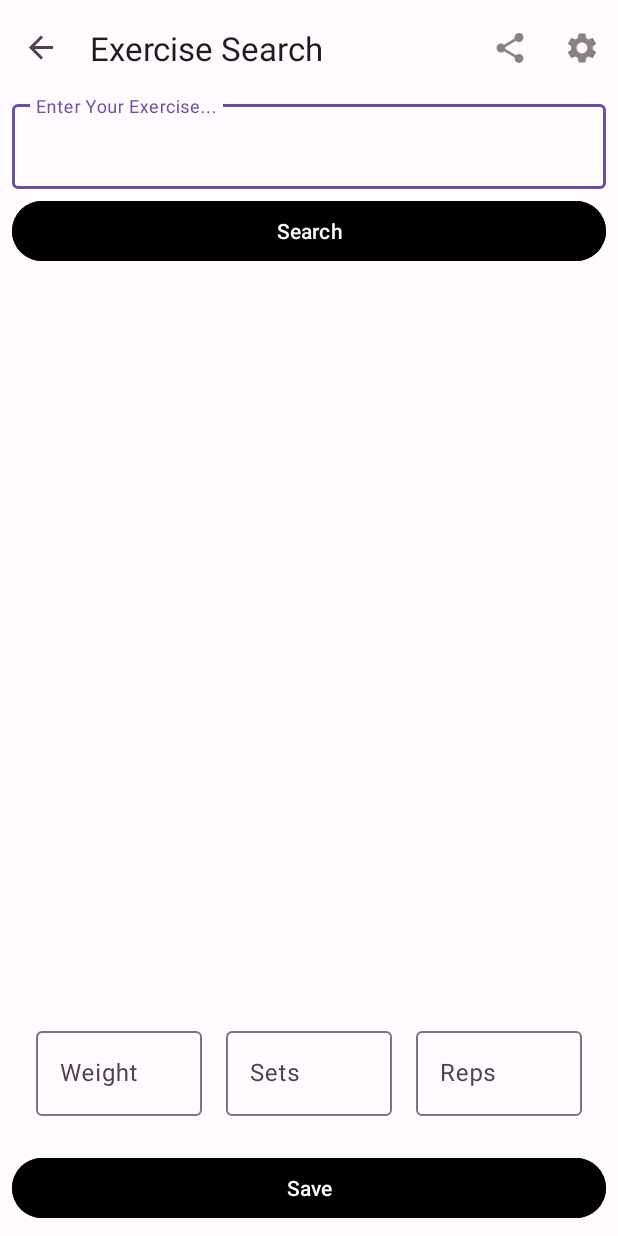
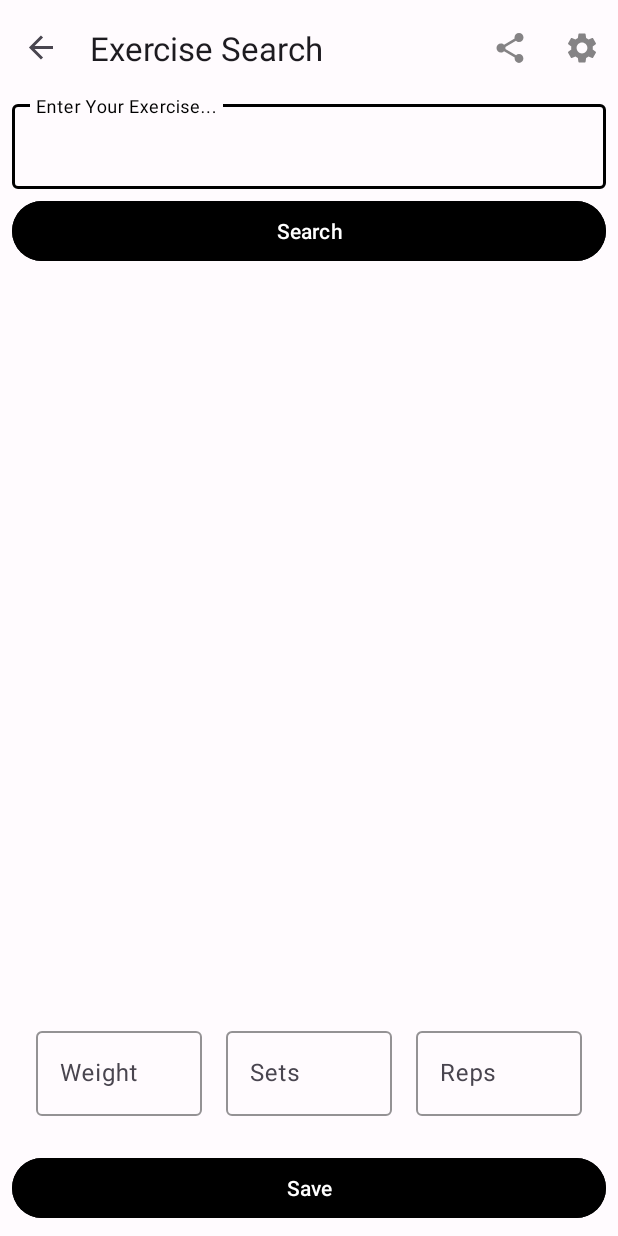
Before and after one commit to bharath-temp/Swol, an Android app: the screen it shows after launch (MainActivity), in the side drawer, after a tap on "Search Exercises", on a phone screen of 412 x 824 dp. Run offline under Robolectric (Android 15) with nearby library versions, the phone set to English and light mode, and no system bars; our stand-ins replace Room's generated code, navigation-ui.

Commit message:
Changed theme colors to black

```diff
--- a/app/build.gradle.kts
+++ b/app/build.gradle.kts
@@ -73,7 +73,7 @@ dependencies {
     ksp("com.squareup.moshi:moshi-kotlin-codegen:1.15.0")
     ksp("androidx.room:room-compiler:2.6.1")
 
-    implementation("com.diogobernardino:williamchart:3.10.1")
+    implementation ("com.diogobernardino:williamchart:3.10.1")
 
     testImplementation("junit:junit:4.13.2")
     androidTestImplementation("androidx.test.ext:junit:1.1.5")
--- a/app/src/main/res/layout/fragment_exercise_search.xml
+++ b/app/src/main/res/layout/fragment_exercise_search.xml
@@ -1,8 +1,8 @@
 <?xml version="1.0" encoding="utf-8"?>
-<LinearLayout
-    xmlns:android="http://schemas.android.com/apk/res/android"
+<LinearLayout xmlns:android="http://schemas.android.com/apk/res/android"
     android:layout_width="match_parent"
     android:layout_height="match_parent"
+    xmlns:app="http://schemas.android.com/apk/res-auto"
     android:orientation="vertical">
 
     <ScrollView
@@ -21,7 +21,8 @@
                 android:layout_width="match_parent"
                 android:layout_height="wrap_content"
                 android:layout_marginHorizontal="8dp"
-                android:hint="@string/search_hint">
+                android:hint="@string/search_hint"
+                app:boxStrokeColor="@color/black">
                 <com.google.android.material.textfield.TextInputEditText
                     android:id="@+id/et_search_box"
                     android:layout_width="match_parent"
@@ -70,7 +71,8 @@
                 android:layout_height="wrap_content"
                 android:layout_weight="1"
                 android:hint="@string/weight_hint"
-                android:padding="8dp">
+                android:padding="8dp"
+                app:boxStrokeColor="@color/black">
                 <com.google.android.material.textfield.TextInputEditText
                     android:id="@+id/et_weight"
                     android:layout_width="match_parent"
@@ -84,7 +86,8 @@
                 android:layout_height="wrap_content"
                 android:layout_weight="1"
                 android:hint="@string/sets_hint"
-                android:padding="8dp">
+                android:padding="8dp"
+                app:boxStrokeColor="@color/black">
                 <com.google.android.material.textfield.TextInputEditText
                     android:id="@+id/et_sets"
                     android:layout_width="match_parent"
@@ -98,7 +101,8 @@
                 android:layout_height="wrap_content"
                 android:layout_weight="1"
                 android:hint="@string/reps_hint"
-                android:padding="8dp">
+                android:padding="8dp"
+                app:boxStrokeColor="@color/black">
                 <com.google.android.material.textfield.TextInputEditText
                     android:id="@+id/et_reps"
                     android:layout_width="match_parent"
--- a/app/src/main/res/layout/fragment_progress_graph.xml
+++ b/app/src/main/res/layout/fragment_progress_graph.xml
@@ -50,6 +50,7 @@
         app:layout_constraintTop_toBottomOf="@+id/exercise_category_dropdown"
         app:chart_smoothLine="true"
         app:chart_lineThickness="4dp"
-        app:chart_lineColor="#FF000080" />
+        app:chart_lineColor="#FF000080"
+        />
 
 </androidx.constraintlayout.widget.ConstraintLayout>
--- a/app/src/main/res/values/colors.xml
+++ b/app/src/main/res/values/colors.xml
@@ -3,7 +3,7 @@
         Color theme generated using the Material Theme Builder: https://m3.material.io/theme-builder
     -->
     <color name="seed">#6750A4</color>
-    <color name="md_theme_light_primary">#6750A4</color>
+    <color name="md_theme_light_primary">#000000</color>
     <color name="md_theme_light_onPrimary">#FFFFFF</color>
     <color name="md_theme_light_primaryContainer">#EADDFF</color>
     <color name="md_theme_light_onPrimaryContainer">#21005D</color>
@@ -60,7 +60,7 @@
     <color name="md_theme_dark_inverseOnSurface">#313033</color>
     <color name="md_theme_dark_inversePrimary">#6750A4</color>
     <color name="md_theme_dark_shadow">#000000</color>
-    <color name="md_theme_dark_surfaceTint">#D0BCFF</color>
+    <color name="md_theme_dark_surfaceTint">#000000</color>
     <color name="md_theme_dark_outlineVariant">#49454F</color>
     <color name="md_theme_dark_scrim">#000000</color>
     <color name="selected_item_background">#B2F2BB</color>
```
